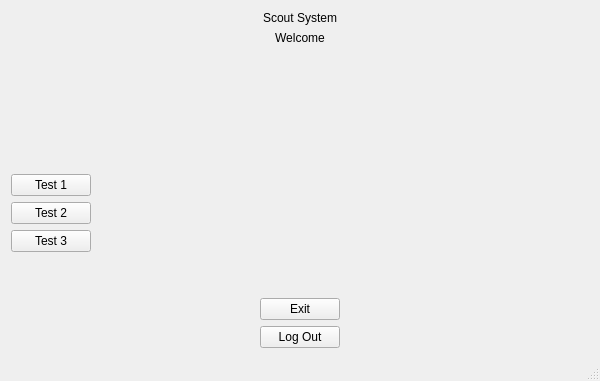
Qt form QtGuiApplicationproject/Project.ui (amos830/ProjectOOP) before a commit.
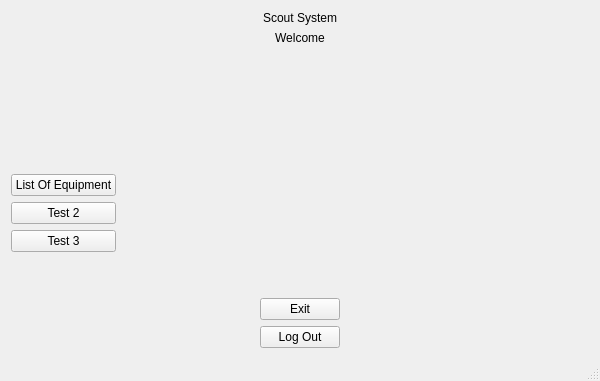
The same form after that commit.

Diff of the .ui file:
```diff
--- a/QtGuiApplicationproject/Project.ui
+++ b/QtGuiApplicationproject/Project.ui
@@ -93,7 +93,7 @@
       <item row="0" column="0">
        <widget class="QPushButton" name="pushButton">
         <property name="text">
-         <string>Test 1</string>
+         <string>List Of Equipment</string>
         </property>
        </widget>
       </item>
```
Left out of the diff: 19 changed lines with no effect on the pictures.
